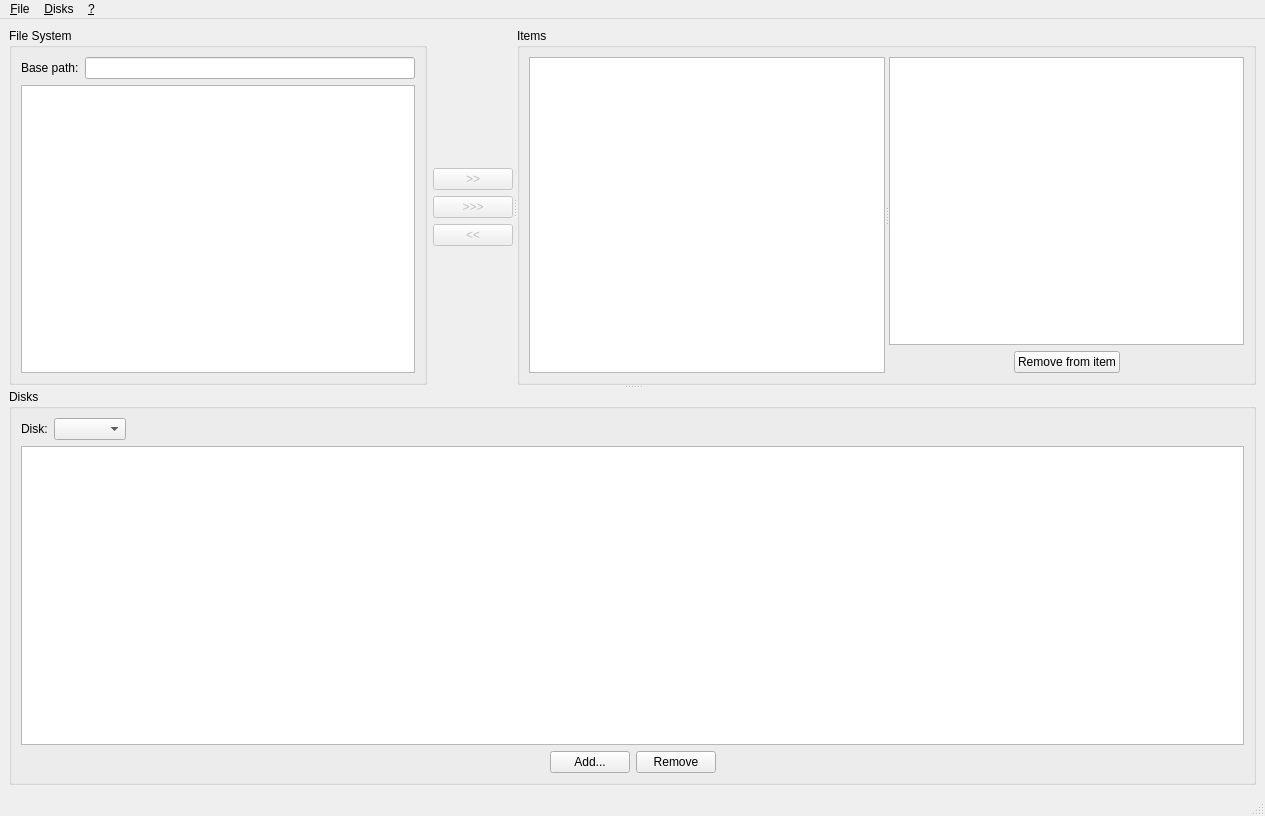
Old version of the form forms/mainwindow.ui in the repository daniloarcidiacono/DiskSpan.
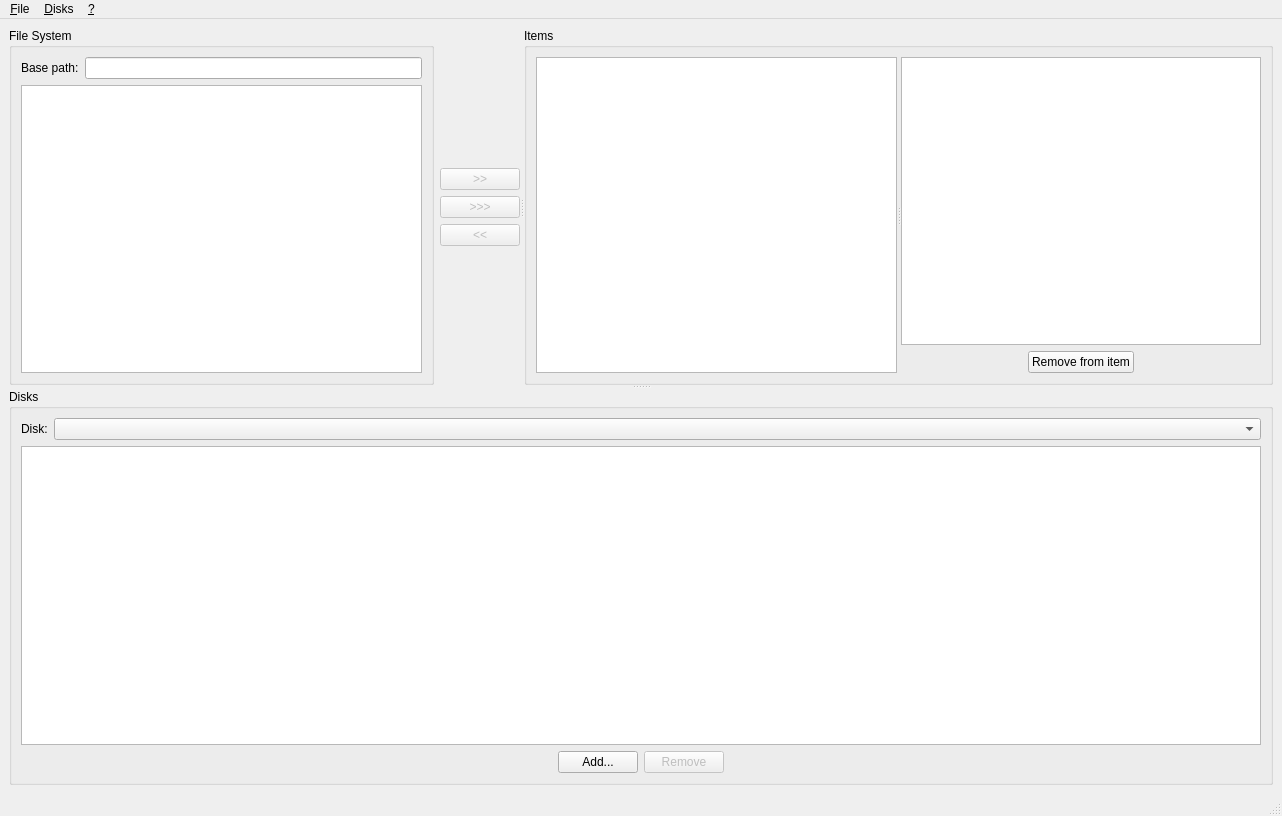
New version of the form.

Diff of the .ui file:
```diff
--- a/forms/mainwindow.ui
+++ b/forms/mainwindow.ui
@@ -6,7 +6,7 @@
    <rect>
     <x>0</x>
     <y>0</y>
-    <width>1265</width>
+    <width>1282</width>
     <height>816</height>
    </rect>
   </property>
@@ -217,6 +217,12 @@
          <layout class="QHBoxLayout" name="horizontalLayout_2">
           <item>
            <widget class="QLabel" name="label">
+            <property name="sizePolicy">
+             <sizepolicy hsizetype="Maximum" vsizetype="Preferred">
+              <horstretch>0</horstretch>
+              <verstretch>0</verstretch>
+             </sizepolicy>
+            </property>
             <property name="text">
              <string>Disk:</string>
             </property>
@@ -228,19 +234,6 @@
           <item>
            <widget class="QComboBox" name="cboDisks"/>
           </item>
-          <item>
-           <spacer name="horizontalSpacer_5">
-            <property name="orientation">
-             <enum>Qt::Horizontal</enum>
-            </property>
-            <property name="sizeHint" stdset="0">
-             <size>
-              <width>40</width>
-              <height>20</height>
-             </size>
-            </property>
-           </spacer>
-          </item>
          </layout>
         </item>
         <item>
@@ -277,6 +270,9 @@
           </item>
           <item>
            <widget class="QPushButton" name="btnRemoveDisk">
+            <property name="enabled">
+             <bool>false</bool>
+            </property>
             <property name="text">
              <string>Remove</string>
             </property>
@@ -308,7 +304,7 @@
     <rect>
      <x>0</x>
      <y>0</y>
-     <width>1265</width>
+     <width>1282</width>
      <height>25</height>
     </rect>
    </property>
@@ -328,7 +324,7 @@
     <property name="title">
      <string>&amp;Disks</string>
     </property>
-    <addaction name="actionCompute_disks"/>
+    <addaction name="actionComputeDisks"/>
    </widget>
    <addaction name="menu_File"/>
    <addaction name="menu_Disks"/>
@@ -356,7 +352,7 @@
     <string>Add disk...</string>
    </property>
   </action>
-  <action name="actionCompute_disks">
+  <action name="actionComputeDisks">
    <property name="text">
     <string>Compute disks</string>
    </property>
```
